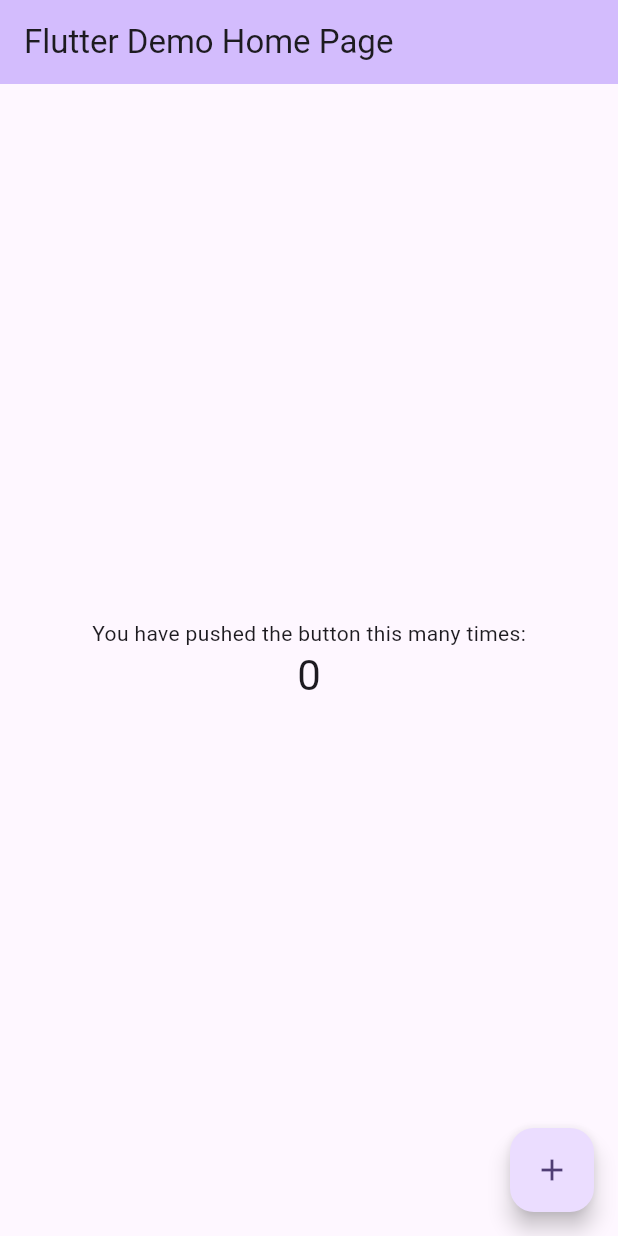
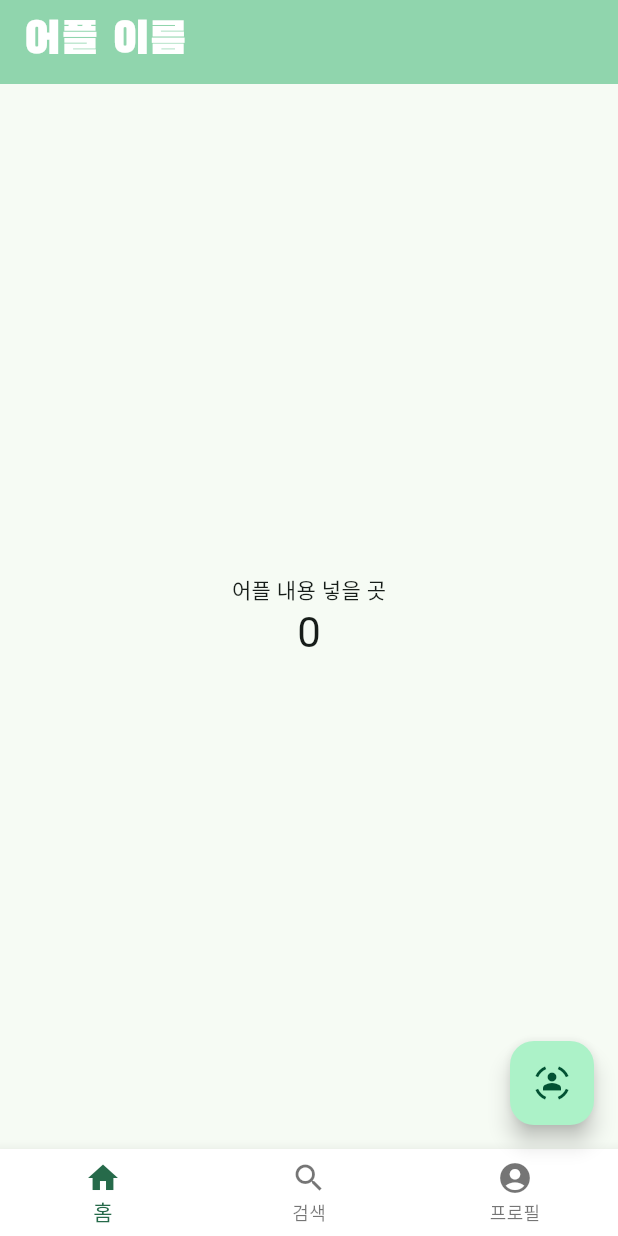
Before and after one commit to Kim-sehwan/life-project, a Flutter app: the screen it shows after launch, on a phone screen of 412 x 824 dp. Run offline on Flutter 3.47's test engine with Material 3 defaults, Android fonts, the phone set to English and light mode, and no system bars.

Commit message:
first commit

```diff
--- a/lib/main.dart
+++ b/lib/main.dart
@@ -6,48 +6,21 @@ void main() {
 
 class MyApp extends StatelessWidget {
   const MyApp({super.key});
-
-  // This widget is the root of your application.
   @override
   Widget build(BuildContext context) {
     return MaterialApp(
       title: 'Flutter Demo',
       theme: ThemeData(
-        // This is the theme of your application.
-        //
-        // TRY THIS: Try running your application with "flutter run". You'll see
-        // the application has a purple toolbar. Then, without quitting the app,
-        // try changing the seedColor in the colorScheme below to Colors.green
-        // and then invoke "hot reload" (save your changes or press the "hot
-        // reload" button in a Flutter-supported IDE, or press "r" if you used
-        // the command line to start the app).
-        //
-        // Notice that the counter didn't reset back to zero; the application
-        // state is not lost during the reload. To reset the state, use hot
-        // restart instead.
-        //
-        // This works for code too, not just values: Most code changes can be
-        // tested with just a hot reload.
-        colorScheme: ColorScheme.fromSeed(seedColor: Colors.deepPurple),
+        colorScheme: ColorScheme.fromSeed(seedColor: Colors.greenAccent),
         useMaterial3: true,
       ),
-      home: const MyHomePage(title: 'Flutter Demo Home Page'),
+      home: const MyHomePage(title: '어플 이름'),
     );
   }
 }
 
 class MyHomePage extends StatefulWidget {
   const MyHomePage({super.key, required this.title});
-
-  // This widget is the home page of your application. It is stateful, meaning
-  // that it has a State object (defined below) that contains fields that affect
-  // how it looks.
-
-  // This class is the configuration for the state. It holds the values (in this
-  // case the title) provided by the parent (in this case the App widget) and
-  // used by the build method of the State. Fields in a Widget subclass are
-  // always marked "final".
-
   final String title;
 
   @override
@@ -59,54 +32,28 @@ class _MyHomePageState extends State<MyHomePage> {
 
   void _incrementCounter() {
     setState(() {
-      // This call to setState tells the Flutter framework that something has
-      // changed in this State, which causes it to rerun the build method below
-      // so that the display can reflect the updated values. If we changed
-      // _counter without calling setState(), then the build method would not be
-      // called again, and so nothing would appear to happen.
       _counter++;
     });
   }
 
   @override
   Widget build(BuildContext context) {
-    // This method is rerun every time setState is called, for instance as done
-    // by the _incrementCounter method above.
-    //
-    // The Flutter framework has been optimized to make rerunning build methods
-    // fast, so that you can just rebuild anything that needs updating rather
-    // than having to individually change instances of widgets.
     return Scaffold(
       appBar: AppBar(
-        // TRY THIS: Try changing the color here to a specific color (to
-        // Colors.amber, perhaps?) and trigger a hot reload to see the AppBar
-        // change color while the other colors stay the same.
+
         backgroundColor: Theme.of(context).colorScheme.inversePrimary,
-        // Here we take the value from the MyHomePage object that was created by
-        // the App.build method, and use it to set our appbar title.
+
         title: Text(widget.title),
+        titleTextStyle: const TextStyle(color: Colors.white, fontSize: 30, fontFamily: "bhs"),
       ),
       body: Center(
-        // Center is a layout widget. It takes a single child and positions it
-        // in the middle of the parent.
+
         child: Column(
-          // Column is also a layout widget. It takes a list of children and
-          // arranges them vertically. By default, it sizes itself to fit its
-          // children horizontally, and tries to be as tall as its parent.
-          //
-          // Column has various properties to control how it sizes itself and
-          // how it positions its children. Here we use mainAxisAlignment to
-          // center the children vertically; the main axis here is the vertical
-          // axis because Columns are vertical (the cross axis would be
-          // horizontal).
-          //
-          // TRY THIS: Invoke "debug painting" (choose the "Toggle Debug Paint"
-          // action in the IDE, or press "p" in the console), to see the
-          // wireframe for each widget.
+
           mainAxisAlignment: MainAxisAlignment.center,
           children: <Widget>[
             const Text(
-              'You have pushed the button this many times:',
+              '어플 내용 넣을 곳',
             ),
             Text(
               '$_counter',
@@ -118,8 +65,16 @@ class _MyHomePageState extends State<MyHomePage> {
       floatingActionButton: FloatingActionButton(
         onPressed: _incrementCounter,
         tooltip: 'Increment',
-        child: const Icon(Icons.add),
-      ), // This trailing comma makes auto-formatting nicer for build methods.
+        child: const Icon(Icons.sensor_occupied),
+      ),
+      bottomNavigationBar: BottomNavigationBar(
+        backgroundColor: Colors.white,
+        items: const [
+          BottomNavigationBarItem(icon: Icon(Icons.home), label: "홈"),
+          BottomNavigationBarItem(icon: Icon(Icons.search), label: "검색"),
+          BottomNavigationBarItem(icon: Icon(Icons.account_circle), label: "프로필"),
+        ],
+      ),
     );
   }
 }
```
Also changed, not shown: pubspec.yaml (+5 -5 lines), assets/fonts/bhs.ttf (added).
